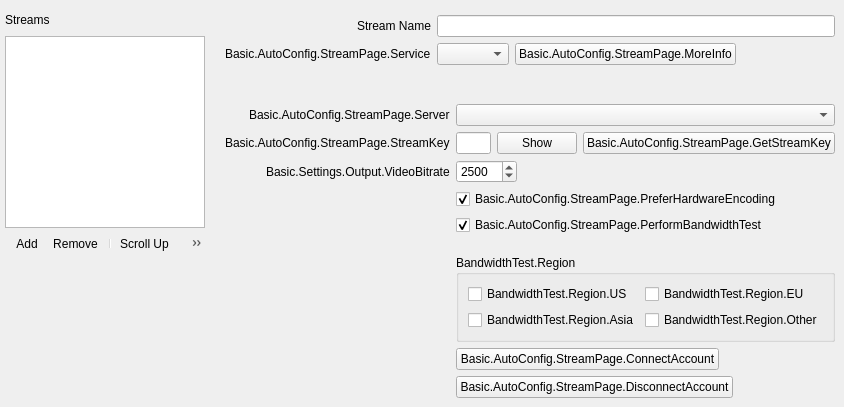
The window that UI/forms/AutoConfigStreamPage.ui (DDRBoxman/obs-studio) describes before a commit, drawn with Qt 5.
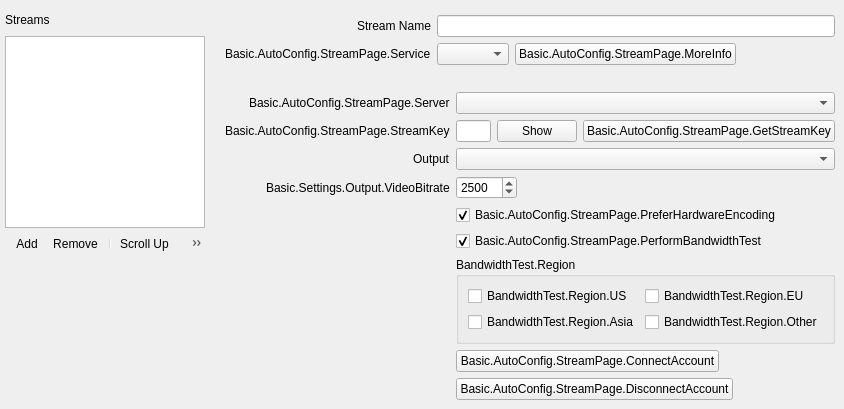
The same window after the commit. Icons and pictures are not drawn. Custom widgets are drawn as their Qt base class.

The edit to the form file:
```diff
--- a/UI/forms/AutoConfigStreamPage.ui
+++ b/UI/forms/AutoConfigStreamPage.ui
@@ -492,6 +492,23 @@
           </widget>
          </item>
          <item row="2" column="0">
+          <widget class="QLabel" name="outputLabel">
+           <property name="text">
+            <string>Output</string>
+           </property>
+          </widget>
+         </item>
+         <item row="2" column="1">
+          <widget class="QComboBox" name="output">
+           <property name="sizePolicy">
+            <sizepolicy hsizetype="Expanding" vsizetype="Fixed">
+             <horstretch>0</horstretch>
+             <verstretch>0</verstretch>
+            </sizepolicy>
+           </property>
+          </widget>
+         </item>
+         <item row="3" column="0">
           <widget class="QLabel" name="bitrateLabel">
            <property name="text">
             <string>Basic.Settings.Output.VideoBitrate</string>
@@ -501,7 +518,7 @@
            </property>
           </widget>
          </item>
-         <item row="2" column="1">
+         <item row="3" column="1">
           <widget class="QSpinBox" name="bitrate">
            <property name="suffix">
             <string notr="true"/>
@@ -517,7 +534,7 @@
            </property>
           </widget>
          </item>
-         <item row="3" column="1">
+         <item row="4" column="1">
           <widget class="QCheckBox" name="preferHardware">
            <property name="toolTip">
             <string>Basic.AutoConfig.StreamPage.PreferHardwareEncoding.ToolTip
@@ -531,7 +548,7 @@
            </property>
           </widget>
          </item>
-         <item row="4" column="1">
+         <item row="5" column="1">
           <widget class="QCheckBox" name="doBandwidthTest">
            <property name="text">
             <string>Basic.AutoConfig.StreamPage.PerformBandwidthTest</string>
@@ -541,7 +558,7 @@
            </property>
           </widget>
          </item>
-         <item row="6" column="1">
+         <item row="7" column="1">
           <widget class="QGroupBox" name="region">
            <property name="title">
             <string>BandwidthTest.Region</string>
@@ -578,14 +595,14 @@
            </layout>
           </widget>
          </item>
-         <item row="7" column="1">
+         <item row="8" column="1">
           <widget class="QPushButton" name="connectAccount2">
            <property name="text">
             <string>Basic.AutoConfig.StreamPage.ConnectAccount</string>
            </property>
           </widget>
          </item>
-         <item row="8" column="1">
+         <item row="9" column="1">
           <widget class="QPushButton" name="disconnectAccount">
            <property name="text">
             <string>Basic.AutoConfig.StreamPage.DisconnectAccount</string>
```
